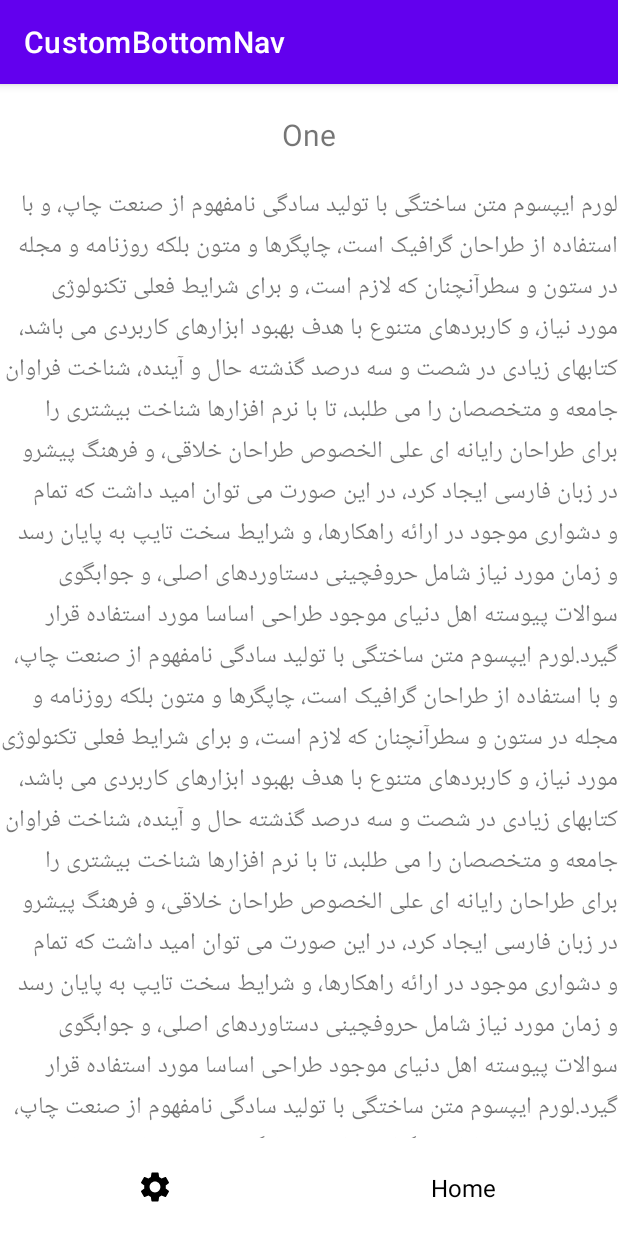
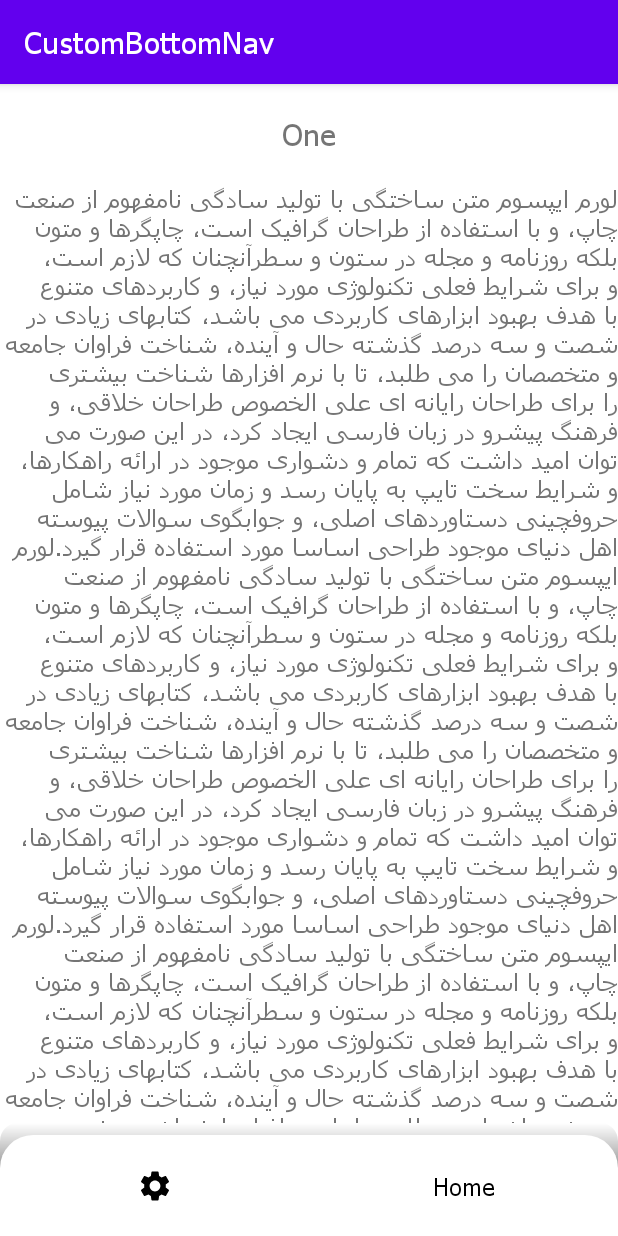
Before and after one commit to mohamadreza7565/CBottomNav, an Android app: the screen it shows after launch (MainActivity), on a phone screen of 412 x 824 dp. Run offline under Robolectric (Android 15) with nearby library versions, the phone set to English and light mode, and no system bars.

Commit message:
Add attr for custom view

```diff
--- a/CBottomNav/src/main/java/com/mohamadreza7565/cbottomnav/CBottomNavigation.kt
+++ b/CBottomNav/src/main/java/com/mohamadreza7565/cbottomnav/CBottomNavigation.kt
@@ -5,10 +5,10 @@ import android.content.Context
 import android.util.AttributeSet
 import android.util.Log
 import android.view.*
+import android.widget.ImageView
 import android.widget.LinearLayout
+import android.widget.TextView
 import androidx.appcompat.view.menu.MenuBuilder
-import androidx.appcompat.widget.AppCompatImageView
-import androidx.appcompat.widget.AppCompatTextView
 import androidx.constraintlayout.motion.widget.MotionLayout
 import androidx.core.view.forEachIndexed
 
@@ -20,6 +20,12 @@ class CBottomNavigation(
 ) :
     LinearLayout(mContext, attr) {
 
+    private var textShadowColor: Int = 0
+    private var textColor: Int = 0
+    private var iconTint: Int = 0
+    private var badgeTextColor: Int = 0
+    private var badgeBackground: Int = 0
+    private var textSize: Int = 0
     private var mTag: Int? = null
     private lateinit var menu: Menu
     var selectedItemId: Int = 0
@@ -57,6 +63,25 @@ class CBottomNavigation(
 
         val a = context.obtainStyledAttributes(attr, R.styleable.CustomBottomNav)
         val menuId = a.getResourceId(R.styleable.CustomBottomNav_menuChildView, 0)
+        val background =
+            a.getResourceId(R.styleable.CustomBottomNav_background, R.drawable.bg_bottom_nav)
+        linearLayout!!.setBackgroundResource(background)
+
+
+        textColor =
+            a.getResourceId(R.styleable.CustomBottomNav_textColor, R.color.black)
+        iconTint =
+            a.getResourceId(R.styleable.CustomBottomNav_iconTint, R.color.black)
+        badgeTextColor =
+            a.getResourceId(R.styleable.CustomBottomNav_badgeTextColor, R.color.white)
+        badgeBackground =
+            a.getResourceId(R.styleable.CustomBottomNav_badgeBackground, R.drawable.bg_badge)
+        textShadowColor =
+            a.getResourceId(R.styleable.CustomBottomNav_textShadowColor, R.color.white)
+        textSize =
+            a.getDimensionPixelSize(R.styleable.CustomBottomNav_textSize, 0)
+
+
         if (menuId != 0) {
             try {
                 menu = MenuBuilder(context)
@@ -70,6 +95,13 @@ class CBottomNavigation(
 
     }
 
+    fun setSelectedTab(menuId: Int, onClick: () -> Unit) {
+        val tabItem = findViewWithTag<View>(menuId)
+        tabItem.setOnClickListener {
+            onClick.invoke()
+        }
+    }
+
 
     private fun createTabs() {
         menu.forEachIndexed { index, tab ->
@@ -80,33 +112,51 @@ class CBottomNavigation(
             ).inflate(R.layout.item_bottom_bar, null)
 
             inflate.tag = tab.itemId
-            (inflate.findViewById<View>(R.id.ivIcon) as AppCompatImageView).setImageDrawable(
-                tab.icon
+
+            val icon = (inflate.findViewById<View>(R.id.ivIcon) as ImageView)
+            icon.setImageDrawable(tab.icon)
+            icon.setColorFilter(context.resources.getColor(iconTint))
+
+            val title = (inflate.findViewById(R.id.tvTitle) as TextView)
+            title.text = tab.title
+            title.setTextColor(context.resources.getColor(textColor))
+            title.setShadowLayer(
+                10f,
+                1f,
+                1f,
+                context.resources.getColor(textShadowColor)
             )
-            (inflate.findViewById(R.id.tvTitle) as AppCompatTextView).text = tab.title
-            (inflate.findViewById(R.id.tvBadge) as AppCompatTextView).visibility = View.GONE
+            if (textSize!=0)
+                title.textSize = textSize.toFloat()
+
+            val badge = (inflate.findViewById(R.id.tvBadge) as TextView)
+            badge.setTextColor(context.resources.getColor(badgeTextColor))
+            badge.setBackgroundResource(badgeBackground)
+            badge.visibility = View.GONE
+
             inflate.setOnClickListener { v: View ->
                 setSelectedTab(
                     tab
                 )
             }
+
             layoutParams = LayoutParams(LayoutParams.MATCH_PARENT, LayoutParams.MATCH_PARENT)
             layoutParams.setMargins(margin, margin, margin, margin)
             layoutParams.weight = 1.0f
             linearLayout!!.addView(inflate, 0, layoutParams)
             if (index == 0) {
-                makeViolet(inflate)
+                selectItem(inflate)
                 mTag = tab.itemId
                 selectedItemId = tab.itemId
             } else {
-                makeGray(inflate)
+                unSelectItem(inflate)
             }
         }
     }
 
     fun setBadgeCount(badge: Int, menuId: Int) {
         val tabItem = findViewWithTag<View>(menuId)
-        val badgeTv = (tabItem.findViewById<View>(R.id.tvBadge) as AppCompatTextView)
+        val badgeTv = (tabItem.findViewById<View>(R.id.tvBadge) as TextView)
         badgeTv.text = badge.toString()
     }
 
@@ -120,10 +170,10 @@ class CBottomNavigation(
     }
 
     fun setSelectedTab(menuItem: MenuItem) {
-        makeViolet(findViewWithTag(menuItem.itemId))
+        selectItem(findViewWithTag(menuItem.itemId))
         if (menuItem.itemId != mTag) {
             if (mTag != null) {
-                makeGray(findViewWithTag(mTag))
+                unSelectItem(findViewWithTag(mTag))
             }
             mTag = menuItem.itemId
             selectedItemId = menuItem.itemId
@@ -137,11 +187,11 @@ class CBottomNavigation(
         }
     }
 
-    private fun makeViolet(view: View) {
+    private fun selectItem(view: View) {
         view.findViewById<MotionLayout>(R.id.bottomNavMotionLyt).transitionToStart()
     }
 
-    private fun makeGray(view: View) {
+    private fun unSelectItem(view: View) {
         view.findViewById<MotionLayout>(R.id.bottomNavMotionLyt).transitionToEnd()
     }
 
--- /dev/null
+++ b/CBottomNav/src/main/res/drawable/bg_bottom_nav.xml
@@ -0,0 +1,28 @@
+<?xml version="1.0" encoding="utf-8"?>
+<layer-list xmlns:android="http://schemas.android.com/apk/res/android">
+    <item>
+        <shape android:shape="rectangle">
+            <padding android:top="8dp" />
+
+            <corners
+                android:topLeftRadius="12dp"
+                android:topRightRadius="12dp" />
+            <gradient
+                android:angle="90"
+                android:centerX="0.4"
+                android:endColor="@android:color/transparent"
+                android:startColor="@color/black"
+                android:type="linear" />
+        </shape>
+
+    </item>
+    <item>
+        <shape android:shape="rectangle">
+            <corners
+                android:topLeftRadius="22dp"
+                android:topRightRadius="22dp" />
+            <solid android:color="@color/white" />
+        </shape>
+
+    </item>
+</layer-list>
--- a/CBottomNav/src/main/res/layout/item_bottom_bar.xml
+++ b/CBottomNav/src/main/res/layout/item_bottom_bar.xml
@@ -12,7 +12,7 @@
     android:gravity="center"
     android:orientation="vertical">
 
-    <androidx.appcompat.widget.AppCompatImageView
+    <ImageView
         app:srcCompat="@drawable/ic_baseline_home_24"
         android:padding="8dp"
         android:id="@+id/ivIcon"
@@ -24,7 +24,7 @@
         app:layout_constraintStart_toStartOf="parent"
         android:scaleType="fitCenter"/>
 
-    <androidx.appcompat.widget.AppCompatTextView
+    <TextView
         android:id="@+id/tvBadge"
         android:textSize="10dp"
         android:textColor="@color/white"
@@ -39,7 +39,7 @@
         android:layout_height="22dp"
         />
 
-    <androidx.appcompat.widget.AppCompatTextView
+    <TextView
         android:id="@+id/tvTitle"
         android:layout_width="wrap_content"
         android:layout_height="wrap_content"
@@ -48,11 +48,12 @@
         android:layout_marginTop="2dp"
         android:textColor="@color/black"
         android:textSize="16sp"
+        android:padding="10dp"
         android:gravity="center"
         app:layout_constraintBottom_toBottomOf="parent"
         app:layout_constraintEnd_toEndOf="parent"
         app:layout_constraintStart_toStartOf="parent"
         app:layout_constraintTop_toTopOf="parent"
-        tools:text="خانه" />
+        tools:text="@string/home" />
 
 </androidx.constraintlayout.motion.widget.MotionLayout>
--- a/CBottomNav/src/main/res/values/attrs.xml
+++ b/CBottomNav/src/main/res/values/attrs.xml
@@ -2,12 +2,16 @@
 <resources>
 
     <declare-styleable name="CustomBottomNav">
+
         <attr name="menuChildView" format="reference" />
-        <attr name="background" format="reference"/>
-        <attr name="selectedColor" format="color"/>
-        <attr name="onSelectedColor" format="color"/>
-        <attr name="badgeTextColor" format="color"/>
-        <attr name="badgeBackgroundColor" format="color"/>
+        <attr name="background" format="reference" />
+        <attr name="textColor" format="color" />
+        <attr name="textSize" format="dimension" />
+        <attr name="textShadowColor" format="color" />
+        <attr name="iconTint" format="color" />
+        <attr name="badgeTextColor" format="color" />
+        <attr name="badgeBackground" format="color" />
+
     </declare-styleable>
 
 </resources>
--- a/CBottomNav/src/main/res/values/colors.xml
+++ b/CBottomNav/src/main/res/values/colors.xml
@@ -7,4 +7,5 @@
     <color name="teal_700">#FF018786</color>
     <color name="black">#FF000000</color>
     <color name="white">#FFFFFFFF</color>
+    <color name="shadowColor">#FC5050</color>
 </resources>
--- /dev/null
+++ b/CBottomNav/src/main/res/values/strings.xml
@@ -0,0 +1,4 @@
+<?xml version="1.0" encoding="utf-8"?>
+<resources xmlns:tools="http://schemas.android.com/tools">
+    <string name="home" tools:ignore="ExtraTranslation">Home</string>
+</resources>
--- a/app/src/main/res/layout/activity_main.xml
+++ b/app/src/main/res/layout/activity_main.xml
@@ -1,9 +1,9 @@
 <?xml version="1.0" encoding="utf-8"?>
 <RelativeLayout xmlns:android="http://schemas.android.com/apk/res/android"
-    xmlns:app="http://schemas.android.com/apk/res-auto"
     xmlns:tools="http://schemas.android.com/tools"
     android:layout_width="match_parent"
     android:layout_height="match_parent"
+    xmlns:app="http://schemas.android.com/apk/res-auto"
     tools:context=".MainActivity">
 
     <androidx.fragment.app.FragmentContainerView
@@ -15,7 +15,7 @@
     <com.mohamadreza7565.cbottomnav.CBottomNavigation
         android:id="@+id/activityHome_bottomBar"
         android:layout_width="match_parent"
-        android:layout_height="65dp"
+        android:layout_height="75dp"
         android:layout_alignParentBottom="true"
         app:menuChildView="@menu/menu" />
 
--- a/app/src/main/res/values-night/themes.xml
+++ /dev/null
@@ -1,16 +0,0 @@
-<resources xmlns:tools="http://schemas.android.com/tools">
-    <!-- Base application theme. -->
-    <style name="Theme.CustomBottomNav" parent="Theme.MaterialComponents.DayNight.DarkActionBar">
-        <!-- Primary brand color. -->
-        <item name="colorPrimary">@color/purple_200</item>
-        <item name="colorPrimaryVariant">@color/purple_700</item>
-        <item name="colorOnPrimary">@color/black</item>
-        <!-- Secondary brand color. -->
-        <item name="colorSecondary">@color/teal_200</item>
-        <item name="colorSecondaryVariant">@color/teal_200</item>
-        <item name="colorOnSecondary">@color/black</item>
-        <!-- Status bar color. -->
-        <item name="android:statusBarColor" tools:targetApi="l">?attr/colorPrimaryVariant</item>
-        <!-- Customize your theme here. -->
-    </style>
-</resources>
--- a/app/src/main/res/values/themes.xml
+++ b/app/src/main/res/values/themes.xml
@@ -12,5 +12,9 @@
         <!-- Status bar color. -->
         <item name="android:statusBarColor" tools:targetApi="l">?attr/colorPrimaryVariant</item>
         <!-- Customize your theme here. -->
+
+        <item name="fontFamily">@font/font</item>
+        <item name="android:fontFamily">@font/font</item>
+
     </style>
 </resources>
```
Also changed, not shown: app/src/main/res/font/font.ttf (added).
